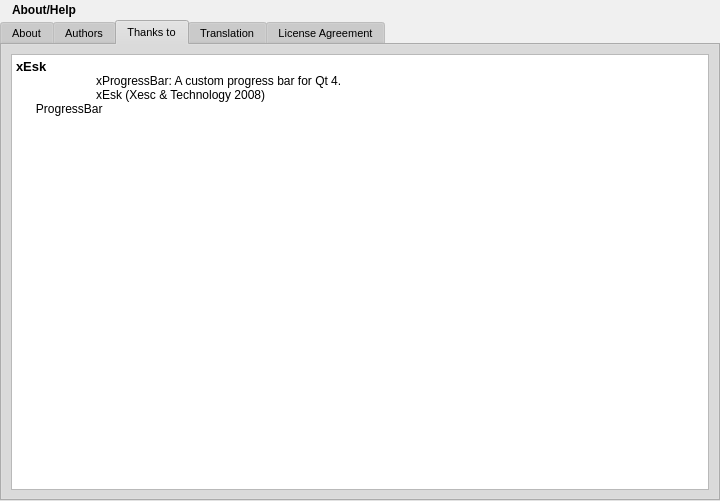
RetroShare/RetroShare, file retroshare-gui/src/gui/HelpDialog.ui: the form before one commit.
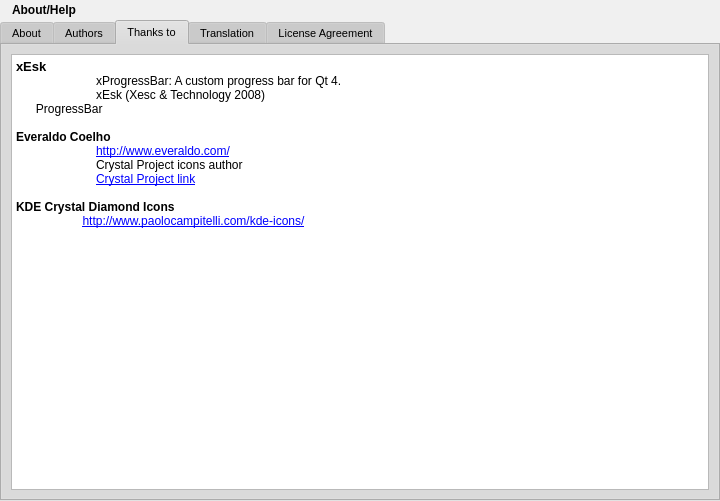
The form after the commit. The open tabs and pages were chosen to show the change. Icons and pictures are not drawn.

Commit message: added author of Crystal Clear/

Diff of the .ui file:
```diff
--- a/retroshare-gui/src/gui/HelpDialog.ui
+++ b/retroshare-gui/src/gui/HelpDialog.ui
@@ -693,7 +693,16 @@
 &lt;p style=" margin-top:0px; margin-bottom:0px; margin-left:0px; margin-right:0px; -qt-block-indent:0; text-indent:0px;">&lt;span style=" font-family:'Sans Serif'; font-size:10pt; font-weight:600;">xEsk&lt;/span>&lt;/p>
 &lt;p style=" margin-top:0px; margin-bottom:0px; margin-left:0px; margin-right:0px; -qt-block-indent:0; text-indent:0px; font-family:'Sans Serif'; font-size:9pt;">	xProgressBar: A custom progress bar for Qt 4.&lt;/p>
 &lt;p style=" margin-top:0px; margin-bottom:0px; margin-left:0px; margin-right:0px; -qt-block-indent:0; text-indent:0px; font-family:'Sans Serif'; font-size:9pt;">	xEsk (Xesc &amp;amp; Technology 2008)&lt;/p>
-&lt;p style=" margin-top:0px; margin-bottom:0px; margin-left:0px; margin-right:0px; -qt-block-indent:0; text-indent:0px; font-family:'Sans Serif'; font-size:9pt;">      ProgressBar&lt;/p>&lt;/body>&lt;/html></string>
+&lt;p style=" margin-top:0px; margin-bottom:0px; margin-left:0px; margin-right:0px; -qt-block-indent:0; text-indent:0px; font-family:'Sans Serif'; font-size:9pt;">      ProgressBar&lt;/p>
+&lt;p style="-qt-paragraph-type:empty; margin-top:0px; margin-bottom:0px; margin-left:0px; margin-right:0px; -qt-block-indent:0; text-indent:0px; font-family:'Sans Serif'; font-size:9pt;">&lt;/p>
+&lt;p style=" margin-top:0px; margin-bottom:0px; margin-left:0px; margin-right:0px; -qt-block-indent:0; text-indent:0px; font-family:'Sans Serif'; font-size:9pt;">&lt;span style=" font-weight:600;">Everaldo Coelho&lt;/span>&lt;/p>
+&lt;p style=" margin-top:0px; margin-bottom:0px; margin-left:0px; margin-right:0px; -qt-block-indent:0; text-indent:0px; font-family:'Verdana'; font-size:9pt;">	&lt;a href="http://www.everaldo.com/">&lt;span style=" text-decoration: underline; color:#0000ff;">http://www.everaldo.com/&lt;/span>&lt;/a>&lt;/p>
+&lt;p style=" margin-top:0px; margin-bottom:0px; margin-left:0px; margin-right:0px; -qt-block-indent:0; text-indent:0px; font-family:'Verdana'; font-size:9pt; text-decoration: underline; color:#0000ff;">&lt;a href="http://www.everaldo.com/">&lt;span style=" text-decoration:none; color:#000000;">	Crystal Project icons author &lt;/span>&lt;/a>&lt;/p>
+&lt;p style=" margin-top:0px; margin-bottom:0px; margin-left:0px; margin-right:0px; -qt-block-indent:0; text-indent:0px; font-family:'Verdana'; font-size:9pt; color:#000000;">	&lt;a href="http://www.kde-look.org/content/show.php/Crystal+Project?content=60475">&lt;span style=" text-decoration: underline; color:#0000ff;">Crystal Project link&lt;/span>&lt;/a>&lt;/p>
+&lt;p style="-qt-paragraph-type:empty; margin-top:0px; margin-bottom:0px; margin-left:0px; margin-right:0px; -qt-block-indent:0; text-indent:0px; font-family:'Verdana'; font-size:9pt; text-decoration: underline; color:#0000ff;">&lt;/p>
+&lt;p style=" margin-top:0px; margin-bottom:0px; margin-left:0px; margin-right:0px; -qt-block-indent:0; text-indent:0px; font-family:'Verdana'; font-size:9pt; text-decoration: underline; color:#0000ff;">&lt;span style=" font-weight:600; text-decoration:none; color:#000000;">KDE Crystal Diamond Icons&lt;/span>&lt;/p>
+&lt;p style=" margin-top:0px; margin-bottom:0px; margin-left:0px; margin-right:0px; -qt-block-indent:0; text-indent:0px; font-family:'Verdana'; font-size:9pt; text-decoration: underline; color:#0000ff;">&lt;a href="http://www.kde-look.org/content/show.php/Crystal+Project?content=60475">&lt;span style=" text-decoration:none;">                    &lt;/span>&lt;/a>&lt;a href="http://www.kde-look.org/content/show.php/Crystal+Project?content=60475">http://www.paolocampitelli.com/kde-icons/&lt;/a>&lt;/p>
+&lt;p style="-qt-paragraph-type:empty; margin-top:0px; margin-bottom:0px; margin-left:0px; margin-right:0px; -qt-block-indent:0; text-indent:0px; font-family:'Verdana'; font-size:9pt; text-decoration: underline; color:#0000ff;">&lt;/p>&lt;/body>&lt;/html></string>
          </property>
          <property name="acceptRichText" >
           <bool>false</bool>
```
Left out of the diff: 8 changed lines with no effect on the pictures.
